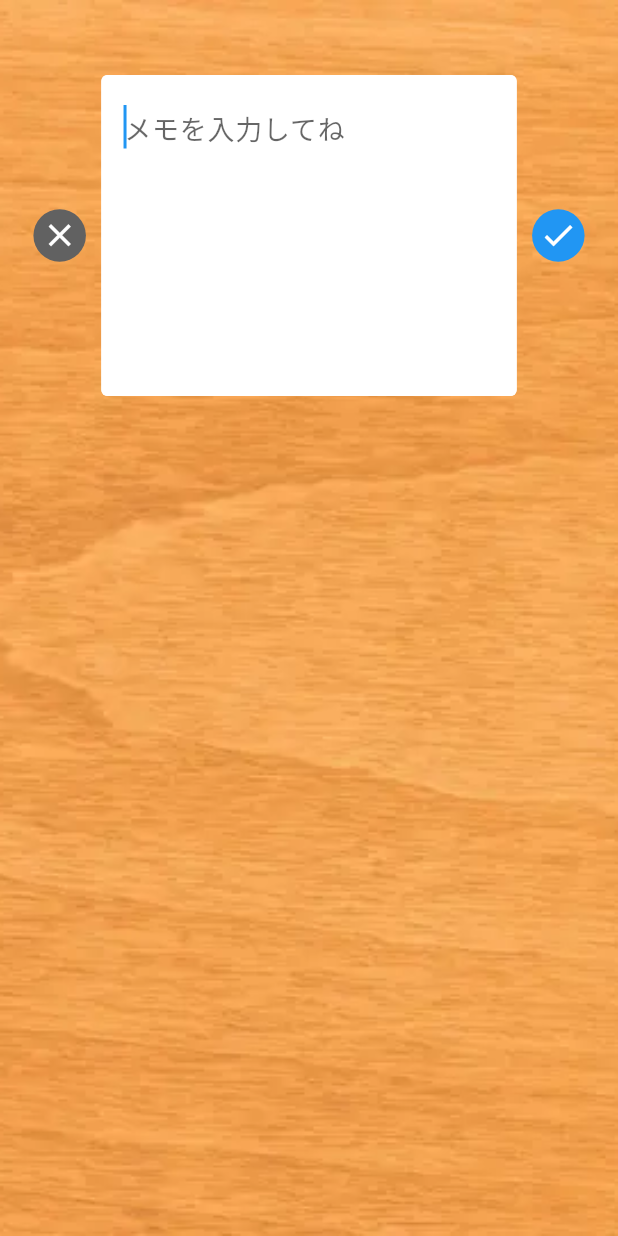
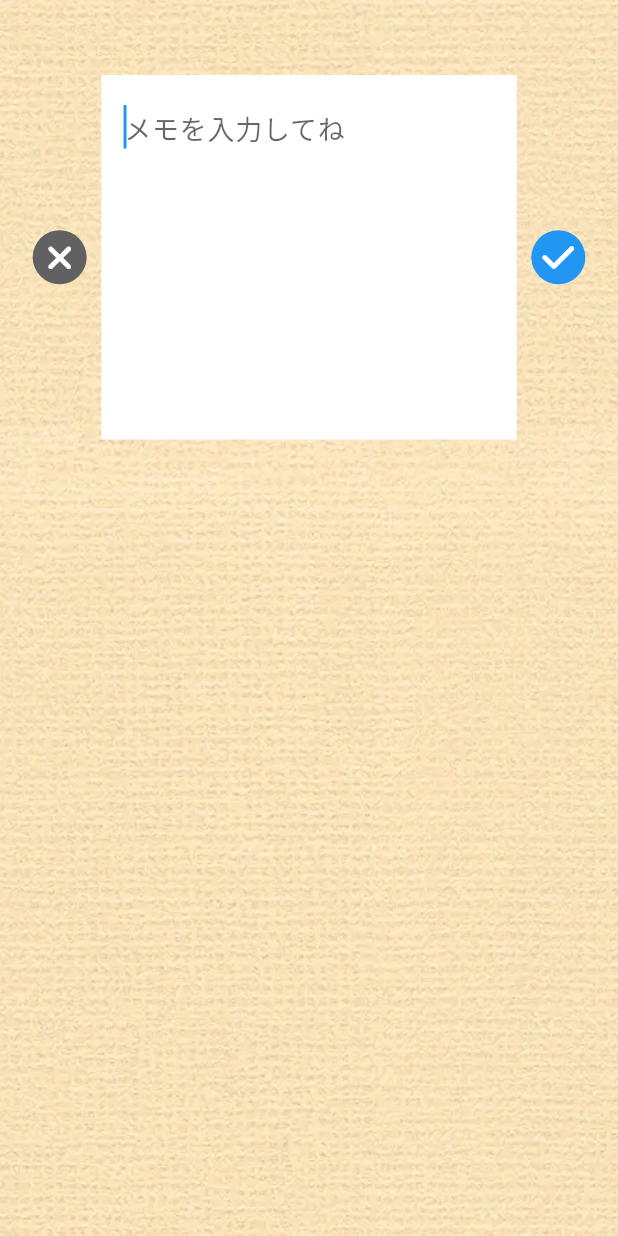
Before and after one commit to myzw1030/memo_app, a Flutter app: the screen it shows after launch, after a tap on an icon or button, on a phone screen of 412 x 824 dp. Run offline on Flutter 3.47's test engine with Material 2 defaults, Android fonts, the phone set to English and light mode, and no system bars; our stand-ins replace flutter_slidable, font_awesome_flutter, shared_preferences.

Commit message:
背景画像/スタイル

```diff
--- a/lib/component/card_button.dart
+++ b/lib/component/card_button.dart
@@ -21,10 +21,10 @@ class CardButton extends StatelessWidget {
           shape: BoxShape.circle,
         ),
         child: Padding(
-          padding: const EdgeInsets.all(5.0),
+          padding: const EdgeInsets.all(6.0),
           child: Icon(
             icon,
-            size: 25.0,
+            size: 24.0,
             color: Colors.white,
           ),
         ),
--- a/lib/view/home_page.dart
+++ b/lib/view/home_page.dart
@@ -54,14 +54,14 @@ class _HomePageState extends State<HomePage> {
         children: [
           const Positioned.fill(
             child: Image(
-              image: AssetImage('images/wood-texture.webp'),
+              image: AssetImage('images/wallpaper_img.webp'),
               fit: BoxFit.cover,
             ),
           ),
           Padding(
             padding: const EdgeInsets.symmetric(
-              vertical: 20.0,
-              horizontal: 50.0,
+              vertical: 30.0,
+              horizontal: 70.0,
             ),
             child: ListView.builder(
               itemCount: _store.count(),
@@ -99,6 +99,8 @@ class _HomePageState extends State<HomePage> {
                       onTap: () {
                         _pushMemoInputPage(item);
                       },
+                      child: AspectRatio(
+                        aspectRatio: 1,
                         child: Container(
                           width: double.infinity,
                           height: 200,
@@ -113,6 +115,7 @@ class _HomePageState extends State<HomePage> {
                             child: Text(
                               item.text,
                               style: kCardTextStyle,
+                            ),
                           ),
                         ),
                       ),
--- a/lib/view/memo_input_page.dart
+++ b/lib/view/memo_input_page.dart
@@ -1,4 +1,5 @@
 import 'package:flutter/material.dart';
+import 'package:font_awesome_flutter/font_awesome_flutter.dart';
 import 'package:memo_app/component/card_button.dart';
 import 'package:memo_app/utils/constants.dart';
 import 'package:memo_app/utils/memo_list_store.dart';
@@ -45,25 +46,27 @@ class _MemoInputPageState extends State<MemoInputPage> {
   Widget build(BuildContext context) {
     return Scaffold(
       body: GestureDetector(
-        onTap: () => FocusManager.instance.primaryFocus?.unfocus(),
+        onTap: () {
+          FocusManager.instance.primaryFocus?.unfocus();
+        },
         behavior: HitTestBehavior.opaque,
         child: Stack(
           children: [
             const Positioned.fill(
               child: Image(
-                image: AssetImage('images/wood-texture.webp'),
+                image: AssetImage('images/wallpaper_img.webp'),
                 fit: BoxFit.cover,
               ),
             ),
-            Center(
-              child: Container(
+            Container(
               alignment: Alignment.topCenter,
               padding: const EdgeInsets.symmetric(
                 vertical: 50.0,
                 horizontal: 20.0,
               ),
               child: Row(
-                  mainAxisAlignment: MainAxisAlignment.start,
+                // mainAxisAlignment: MainAxisAlignment.start,
+                crossAxisAlignment: CrossAxisAlignment.center,
                 children: <Widget>[
                   Expanded(
                     child: CardButton(
@@ -72,7 +75,7 @@ class _MemoInputPageState extends State<MemoInputPage> {
                         // メモリスト画面へ戻る
                         Navigator.of(context).pop();
                       },
-                        icon: Icons.close,
+                      icon: FontAwesomeIcons.xmark,
                     ),
                   ),
                   const SizedBox(
@@ -84,23 +87,35 @@ class _MemoInputPageState extends State<MemoInputPage> {
                       keyboardType: TextInputType.multiline,
                       autofocus: true,
                       maxLines: null,
-                        minLines: 6,
+                      minLines: 7,
                       style: kCardTextStyle,
                       decoration: InputDecoration(
                         errorText: _validate ? 'メモがないよ！' : null,
+                        errorStyle: const TextStyle(
+                          fontSize: 16.0,
+                          fontWeight: FontWeight.bold,
+                        ),
+
                         filled: true,
                         fillColor: kMemoColor,
                         hintText: 'メモを入力してね',
-                          enabledBorder: const OutlineInputBorder(
+                        border: InputBorder.none,
+                        errorBorder: const OutlineInputBorder(
                           borderSide: BorderSide(
-                              color: Colors.white,
+                            color: Colors.red,
+                            width: 2.0,
                           ),
                         ),
-                          focusedBorder: const OutlineInputBorder(
-                            borderSide: BorderSide(
-                              color: Colors.white,
-                            ),
-                          ),
+                        // enabledBorder: const OutlineInputBorder(
+                        //   borderSide: BorderSide(
+                        //     color: Colors.white,
+                        //   ),
+                        // ),
+                        // focusedBorder: const OutlineInputBorder(
+                        //   borderSide: BorderSide(
+                        //     color: Colors.white,
+                        //   ),
+                        // ),
                         contentPadding: const EdgeInsets.symmetric(
                           vertical: 20.0,
                           horizontal: 15.0,
@@ -135,7 +150,7 @@ class _MemoInputPageState extends State<MemoInputPage> {
                         // メモリスト画面へ戻る
                         Navigator.of(context).pop();
                       },
-                        icon: Icons.check,
+                      icon: FontAwesomeIcons.check,
                     ),
                   ),
                   // ElevatedButton(
@@ -166,7 +181,6 @@ class _MemoInputPageState extends State<MemoInputPage> {
                 ],
               ),
             ),
-            ),
           ],
         ),
       ),
```
Also changed, not shown: images/wallpaper_img.webp (added), images/wood-texture.webp (deleted). Lines whose indentation alone changed are shown as unchanged.
